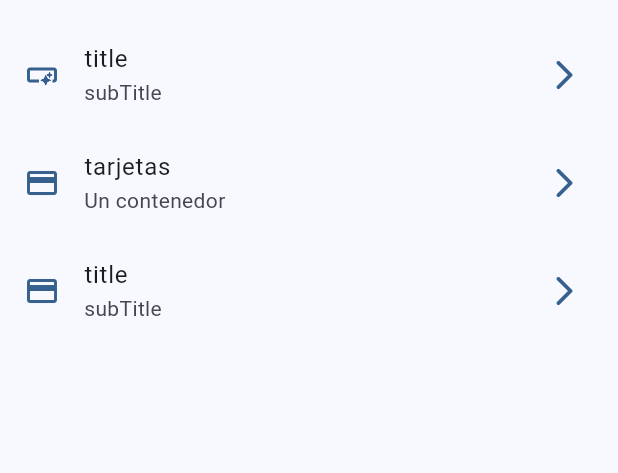
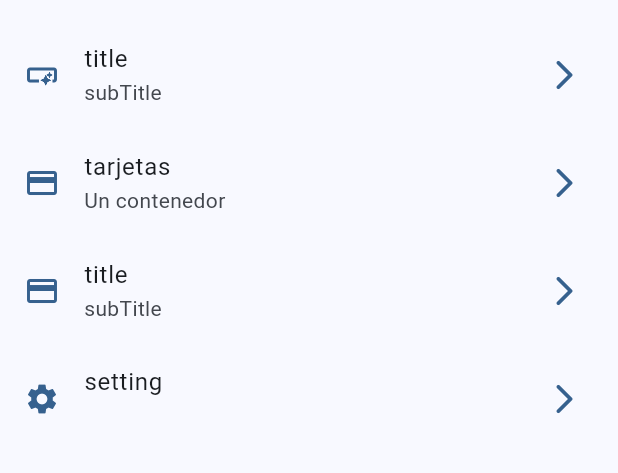
Before and after one commit to IsraelMerlyn/widget_app, a Flutter app: the screen it shows after launch, on a phone screen of 412 x 824 dp, the part 63-536 px from its top. Run offline on Flutter 3.47's test engine with Material 3 defaults, Android fonts, the phone set to English and light mode, and no system bars.

Commit message:
tasks #0.0.5 Home screen (agregando mas listas)

```diff
--- a/lib/config/menu/menu_item.dart
+++ b/lib/config/menu/menu_item.dart
@@ -33,5 +33,11 @@ class MenuItem {
       link: 'link',
       icon: Icons.credit_card
       ),
+       MenuItem(
+      title: 'setting',
+      subTitle: '',
+      link: 'link',
+      icon: Icons.settings
+      ),
 
 ];
--- a/lib/presentation/Screens/home/home_screen.dart
+++ b/lib/presentation/Screens/home/home_screen.dart
@@ -57,6 +57,7 @@ class _CustomListTitle extends StatelessWidget {
         //TODO navegacion a otra pantalla
 
 
+
       } ,
     );
   }
```
